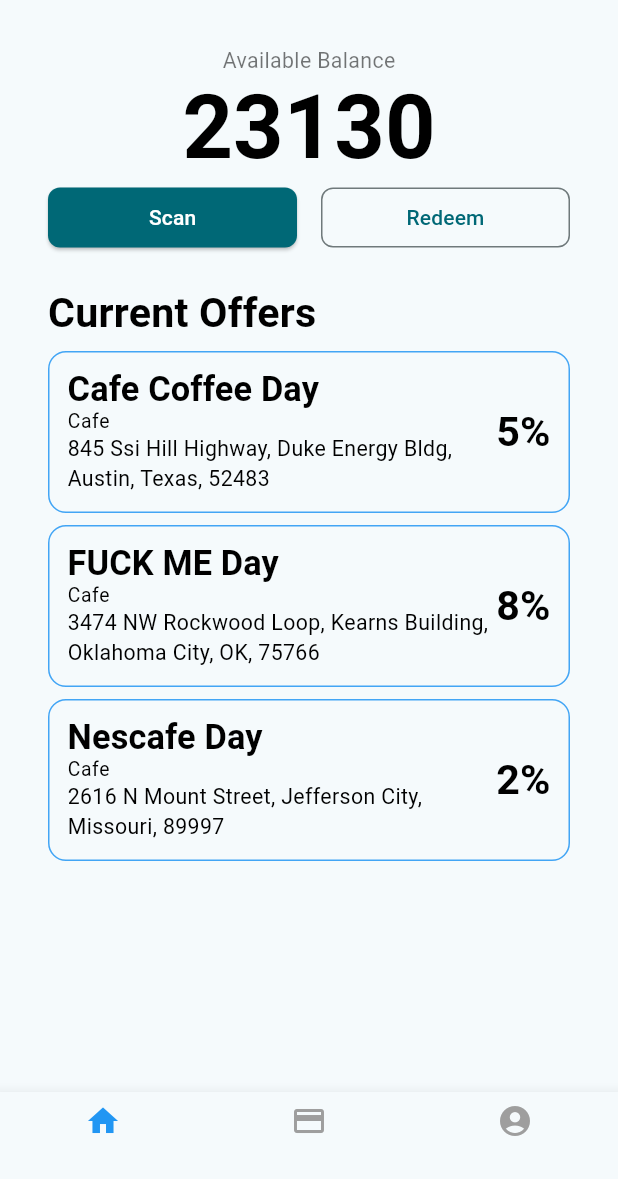
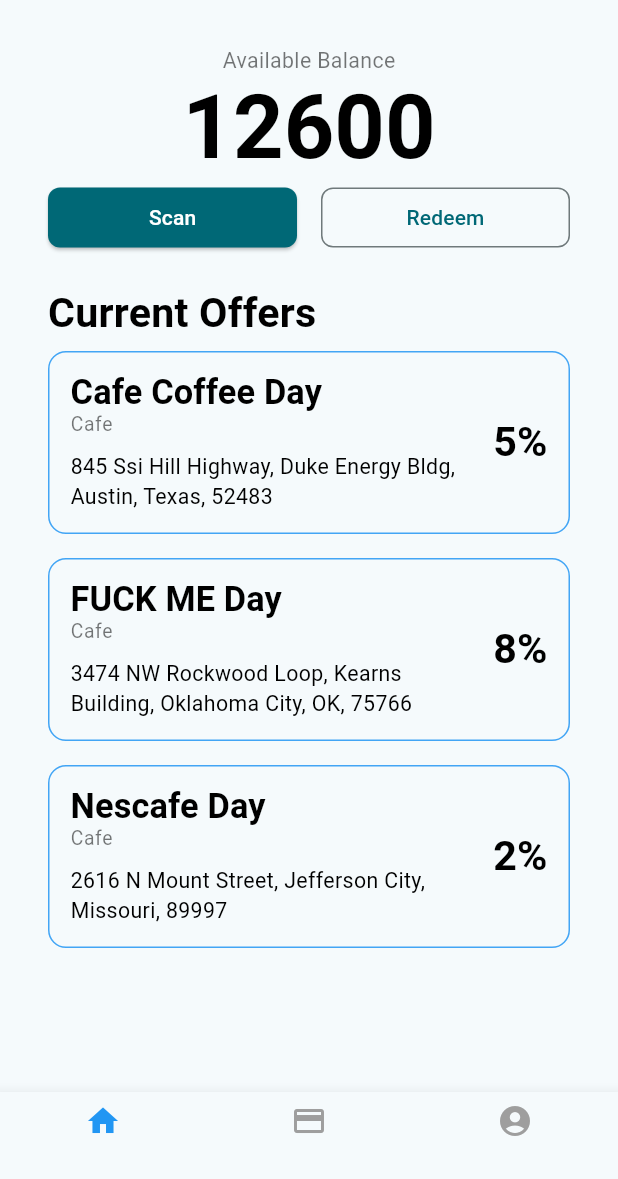
Before and after one commit to rayanry9/NPCI-Hackathon, a Flutter app: the Home screen opened by its route, on a phone screen of 412 x 824 dp, the part 57-1236 px from its top. Run offline on Flutter 3.47's test engine with Material 3 defaults, Android fonts, the phone set to English and light mode, and no system bars; our stand-ins replace cloud_firestore, firebase_auth, firebase_core, google_fonts, google_sign_in; missing offline and left inert: mobile_scanner; accounts and stored records are empty.

Commit message:
Fix: Bugs

```diff
--- a/lib/models/transaction_model.dart
+++ b/lib/models/transaction_model.dart
@@ -48,18 +48,14 @@ class TransactionModel {
         'abcdefghijklmnopqrstuvwxyzABCDEFGHIJKLMNOPQRSTUVWXYZ0912875346';
     return TransactionModel.withoutId(
       List.generate(
-              10,
-              (index) =>
-                  characters[Random(12371983).nextInt(characters.length)])
+              10, (index) => characters[Random().nextInt(characters.length)])
           .toString(),
       List.generate(
-              10,
-              (index) =>
-                  characters[Random(89257035).nextInt(characters.length)])
+              10, (index) => characters[Random().nextInt(characters.length)])
           .toString(),
-      Random(45678972).nextDouble() * 10000,
-      Random(1230998).nextInt(1000),
-      TransactionType.values[Random(98980083).nextInt(1)],
+      Random().nextDouble() * 10000,
+      Random().nextInt(1000),
+      TransactionType.values[Random().nextInt(1)],
     );
   }
 
--- a/lib/screens/get_started.dart
+++ b/lib/screens/get_started.dart
@@ -31,7 +31,7 @@ class GetStarted extends StatelessWidget {
               SizedBox(height: 20),
               ElevatedButton(
                 onPressed: () {
-									Navigator.of(context).pushNamed("/register");
+                  Navigator.of(context).pushNamed("/register");
                 },
                 style: ElevatedButton.styleFrom(
                   minimumSize: Size(double.infinity, 20),
@@ -47,7 +47,7 @@ class GetStarted extends StatelessWidget {
               SizedBox(height: 10),
               GestureDetector(
                 onTap: () {
-                  print("login ko dabaya");
+                  print("gesture ko dabaya");
                 },
                 child: RichText(
                   text: TextSpan(
--- a/lib/screens/home.dart
+++ b/lib/screens/home.dart
@@ -30,7 +30,9 @@ class HomeState extends State<Home> {
 
   Future<void> refreshScreen() async {
     print('refresh ho gaya, gol gol ghumne waali cheez aa gayi');
-
+    setState(() {
+      selectedIndex = NavigationTabs.home;
+    });
     return Future.delayed(const Duration(seconds: 2));
   }
 
--- a/lib/screens/register.dart
+++ b/lib/screens/register.dart
@@ -26,6 +26,9 @@ class Register extends StatelessWidget {
             ),
             SizedBox(height: 40),
             SignInWithGoogleButton(),
+            SizedBox(
+              height: 16,
+            )
           ],
         ),
       ),
--- a/lib/widgets/current_offers.dart
+++ b/lib/widgets/current_offers.dart
@@ -42,8 +42,8 @@ class CurrentOffers extends StatelessWidget {
         Column(
             children: offers.map((offer) {
           return Container(
-            padding: EdgeInsets.all(12.0),
-            margin: EdgeInsets.only(bottom: 8.0),
+            padding: EdgeInsets.all(14.0),
+            margin: EdgeInsets.only(bottom: 16.0),
             decoration: BoxDecoration(
               border: Border.all(color: Colors.blue.shade400),
               borderRadius: BorderRadius.circular(12.0),
@@ -66,7 +66,10 @@ class CurrentOffers extends StatelessWidget {
                         style: Theme.of(context)
                             .textTheme
                             .bodySmall
-                            ?.copyWith(color: Colors.black),
+                            ?.copyWith(color: Colors.black54),
+                      ),
+                      SizedBox(
+                        height: 10,
                       ),
                       Text(
                         offer["address"]!,
@@ -77,6 +80,9 @@ class CurrentOffers extends StatelessWidget {
                       ),
                     ],
                   ),
+                ),
+                SizedBox(
+                  width: 24,
                 ),
                 Align(
                   alignment: Alignment.centerRight,
--- a/lib/widgets/home_balance.dart
+++ b/lib/widgets/home_balance.dart
@@ -61,7 +61,9 @@ class HomeBalanceState extends State<HomeBalance> {
             ),
             Expanded(
               child: OutlinedButton(
-                onPressed: () {},
+                onPressed: () async {
+                  print(await Scanner.scanQrCode(context));
+                },
                 style: OutlinedButton.styleFrom(
                   foregroundColor: Theme.of(context).primaryColor,
                   shape: RoundedRectangleBorder(
```
